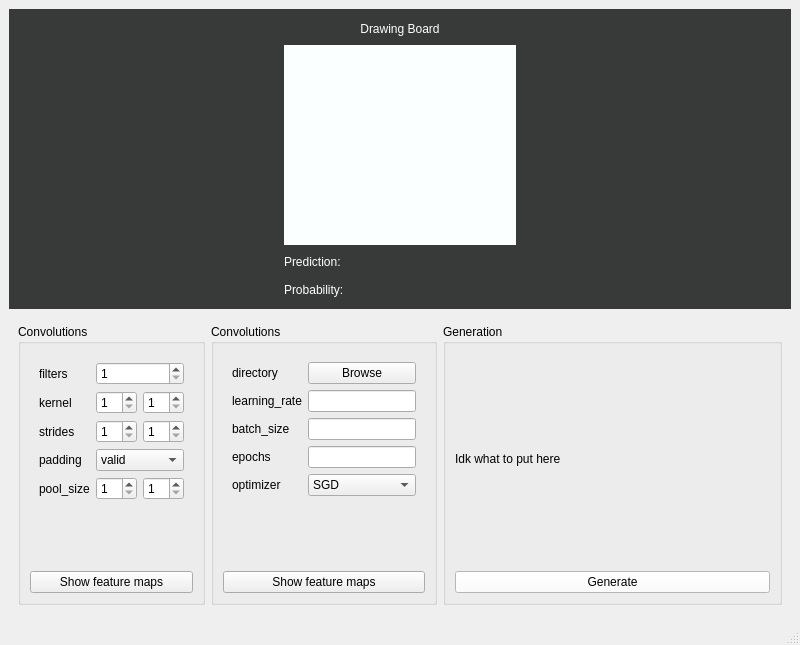
The window that mainwindow.ui (temujin-lampasa/classifier_GUI) describes before a commit, drawn with Qt 5.
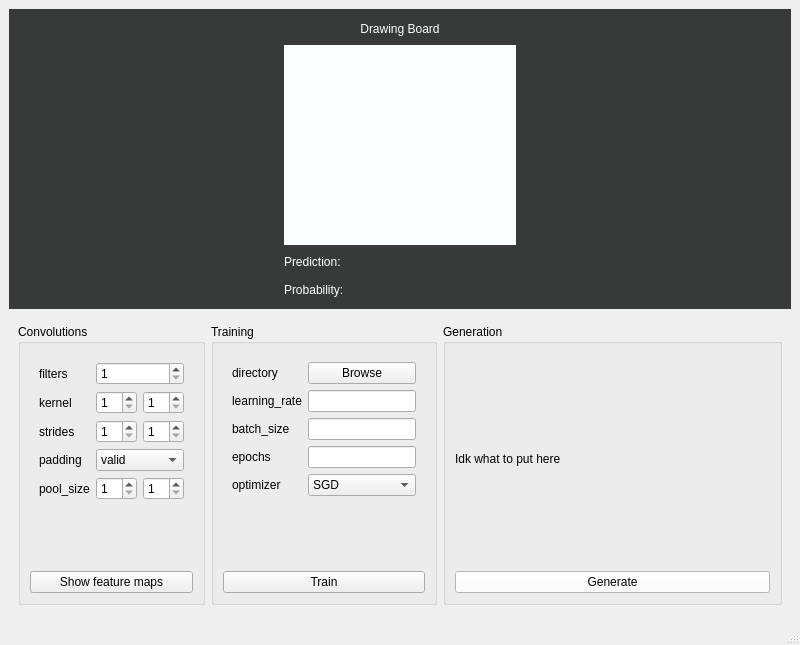
The same window after the commit.

Commit message: Fix object names

The edit to the form file:
```diff
--- a/mainwindow.ui
+++ b/mainwindow.ui
@@ -1200,7 +1200,7 @@
        <item>
         <widget class="QGroupBox" name="groupBox_9">
          <property name="title">
-          <string>Convolutions</string>
+          <string>Training</string>
          </property>
          <layout class="QVBoxLayout" name="verticalLayout_6">
           <item>
@@ -1311,7 +1311,7 @@
              </size>
             </property>
             <property name="text">
-             <string>Show feature maps</string>
+             <string>Train</string>
             </property>
            </widget>
           </item>
```
Left out of the diff: 34 changed lines with no effect on the pictures. The commit also changes 1 other file.
